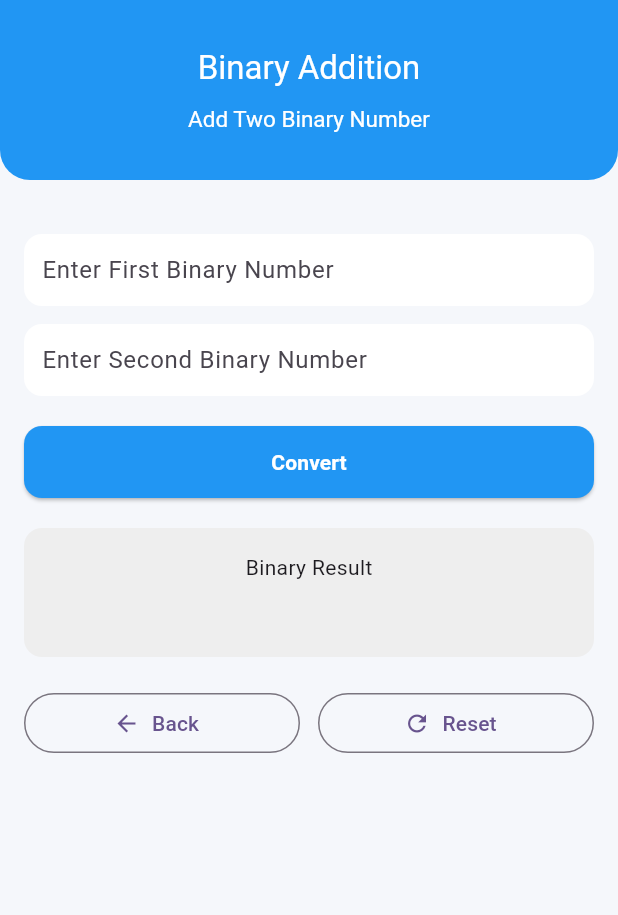
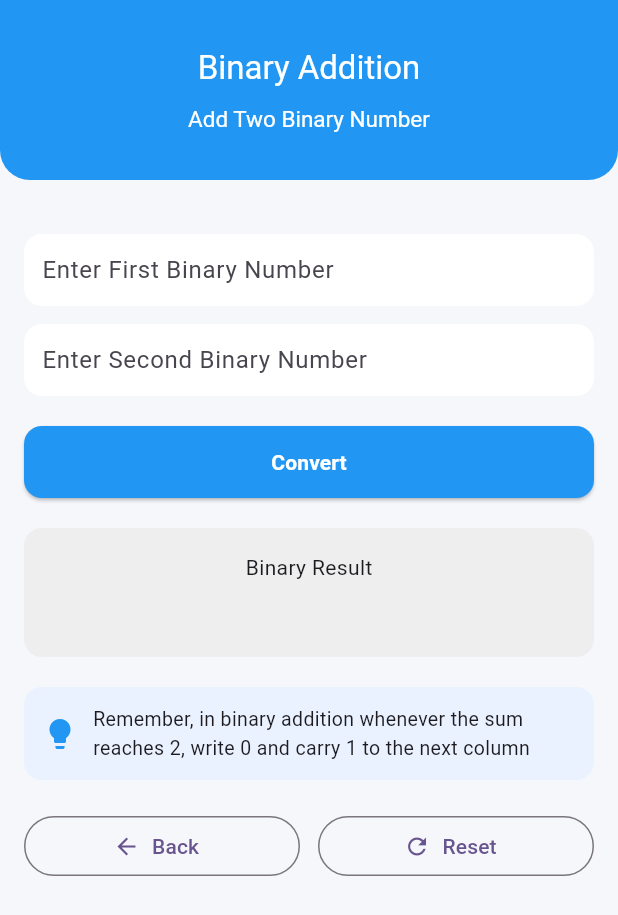
Before and after one commit to sakib2107/Number_System_App, a Flutter app: the BinaryAdditionScreen screen opened directly, on a phone screen of 412 x 824 dp. Shown: the top 915 px of the screen. Run offline on Flutter 3.47's test engine with Material 3 defaults, Android fonts, the phone set to English and light mode, and no system bars.

Commit message:
Binary addition add

```diff
--- a/lib/presentation/screens/binary_addition_screen.dart
+++ b/lib/presentation/screens/binary_addition_screen.dart
@@ -124,7 +124,26 @@ class _BinaryAdditionScreenState extends State<BinaryAdditionScreen> {
                   ),
 
                 const SizedBox(height: 20),
-
+                Container(
+                  padding: const EdgeInsets.all(12),
+                  decoration: BoxDecoration(
+                    color: const Color(0xFFEAF2FF),
+                    borderRadius: BorderRadius.circular(12),
+                  ),
+                  child: Row(
+                    children: const [
+                      Icon(Icons.lightbulb, color: Colors.blue),
+                      SizedBox(width: 10),
+                      Expanded(
+                        child: Text(
+                          "Remember, in binary addition whenever the sum reaches 2, write 0 and carry 1 to the next column",
+                          style: TextStyle(fontSize: 13),
+                        ),
+                      ),
+                    ],
+                  ),
+                ),
+                const SizedBox(height: 20),
                 // 🔵 Buttons Row
                 Row(
                   children: [
```
